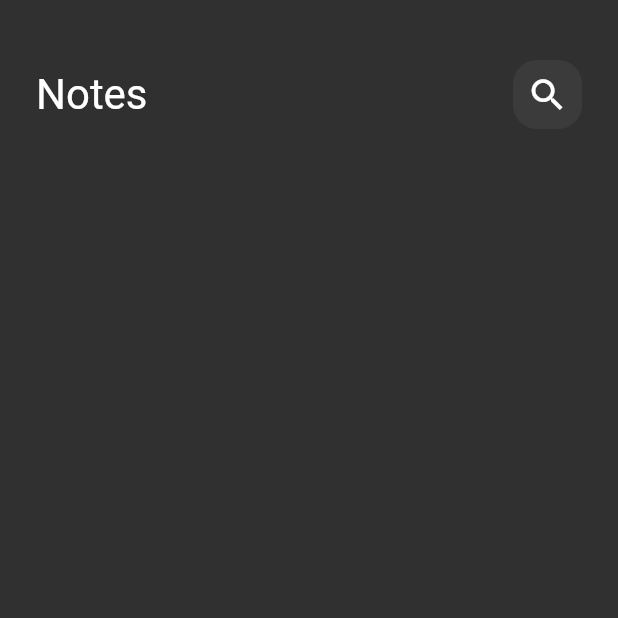
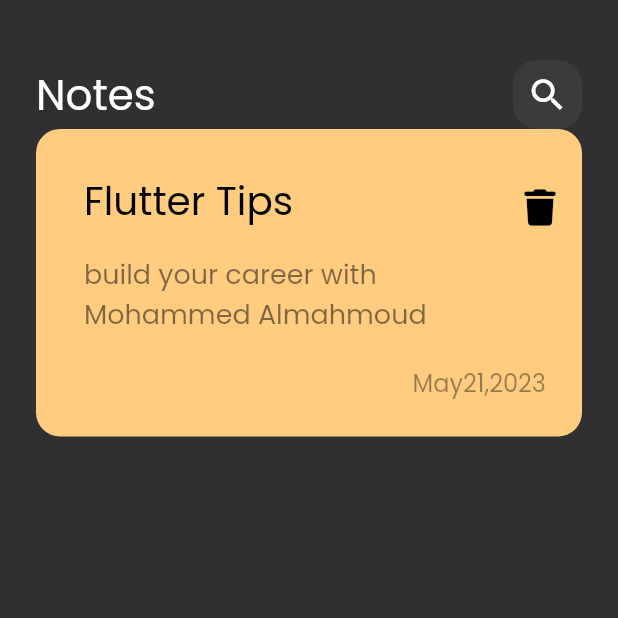
Before and after one commit to Nidjd/notes_app, a Flutter app: the screen it shows after launch, on a phone screen of 412 x 824 dp, the top half of it. Run offline on Flutter 3.47's test engine with Material 2 defaults, Android fonts, the phone set to English and light mode, and no system bars; our stand-ins replace font_awesome_flutter.

Commit message:
create custom note item

```diff
--- a/lib/main.dart
+++ b/lib/main.dart
@@ -13,6 +13,7 @@ class NotesApp extends StatelessWidget {
     return MaterialApp(
       theme: ThemeData(
         brightness: Brightness.dark,
+        fontFamily: 'Poppins',
       ),
       home: const NotesView(),
     );
--- /dev/null
+++ b/lib/views/widgets/custom_note_item.dart
@@ -0,0 +1,57 @@
+import 'package:flutter/cupertino.dart';
+import 'package:flutter/material.dart';
+import 'package:font_awesome_flutter/font_awesome_flutter.dart';
+
+class NotesItem extends StatelessWidget {
+  const NotesItem({super.key});
+
+  @override
+  Widget build(BuildContext context) {
+    return Container(
+      padding: EdgeInsets.only(top: 24,bottom: 24,left: 16),
+      decoration: BoxDecoration(
+        color: Color(0xffffcc80),
+        borderRadius: BorderRadius.circular(16),
+      ),
+      child: Column(
+        crossAxisAlignment: CrossAxisAlignment.end,
+        children: [
+          ListTile(
+            title: const Text(
+              'Flutter Tips',
+              style: TextStyle(
+                fontSize: 26,
+                color: Colors.black,
+              ),
+            ),
+            subtitle: Padding(
+              padding: const EdgeInsets.only(top:16.0,bottom: 16.0),
+              child: Text(
+                'build your career with Mohammed Almahmoud',
+                style: TextStyle(
+                  color: Colors.black.withOpacity(0.5),
+                  fontSize: 18,
+                ),
+              ),
+            ),
+            trailing: Icon(
+              FontAwesomeIcons.trash ,
+              color: Colors.black,
+              size: 24,
+            ),
+          ),
+          Padding(
+            padding: const EdgeInsets.only(right: 24),
+            child: Text(
+              'May21,2023',
+              style: TextStyle(
+                color: Colors.black.withOpacity(0.4),
+                fontSize: 16
+              ),
+            ),
+          ),
+        ],
+      ),
+    );
+  }
+}
--- a/lib/views/widgets/notes_view_body.dart
+++ b/lib/views/widgets/notes_view_body.dart
@@ -1,6 +1,9 @@
 import 'package:flutter/cupertino.dart';
+import 'package:flutter/material.dart';
+import 'package:font_awesome_flutter/font_awesome_flutter.dart';
 
 import 'custom_app_bar.dart';
+import 'custom_note_item.dart';
 
 class NotesViewBody extends StatelessWidget {
   const NotesViewBody({super.key});
@@ -12,11 +15,12 @@ class NotesViewBody extends StatelessWidget {
         horizontal: 24,
       ),
       child: Column(
-        children:const [
+        children: const [
           SizedBox(
             height: 40,
           ),
           CustomAppBar(),
+          NotesItem()
         ],
       ),
     );
```
Also changed, not shown: pubspec.yaml (+8 -23 lines), assets/fonts/Poppins-Regular.ttf (added), pubspec.lock.
